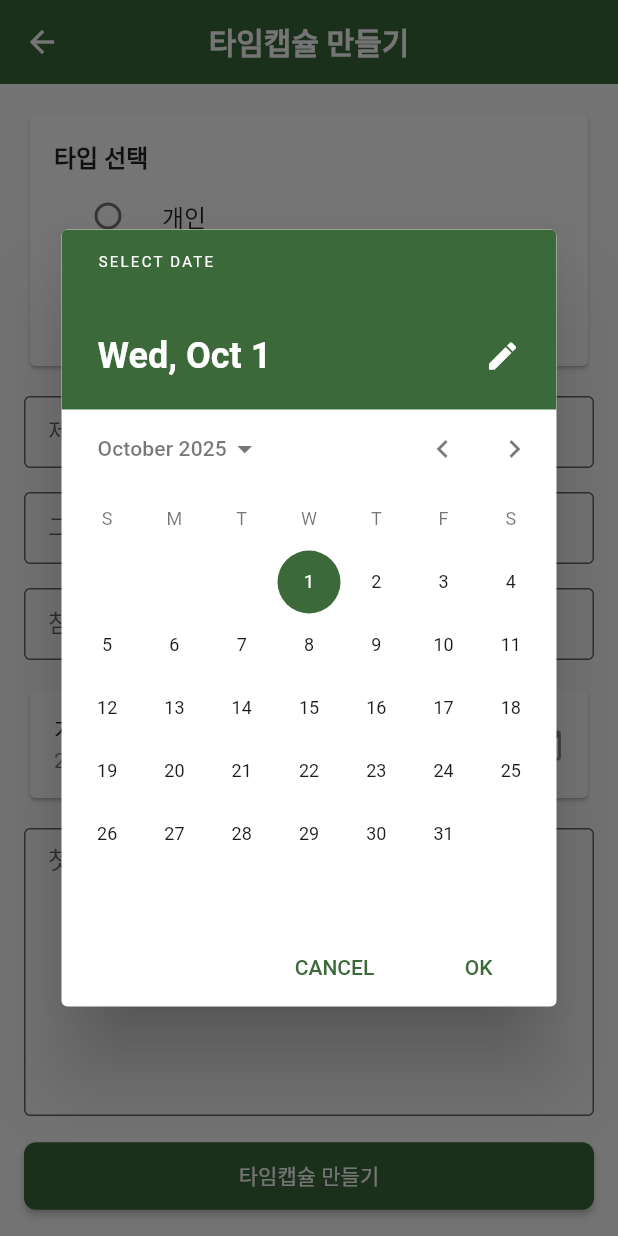
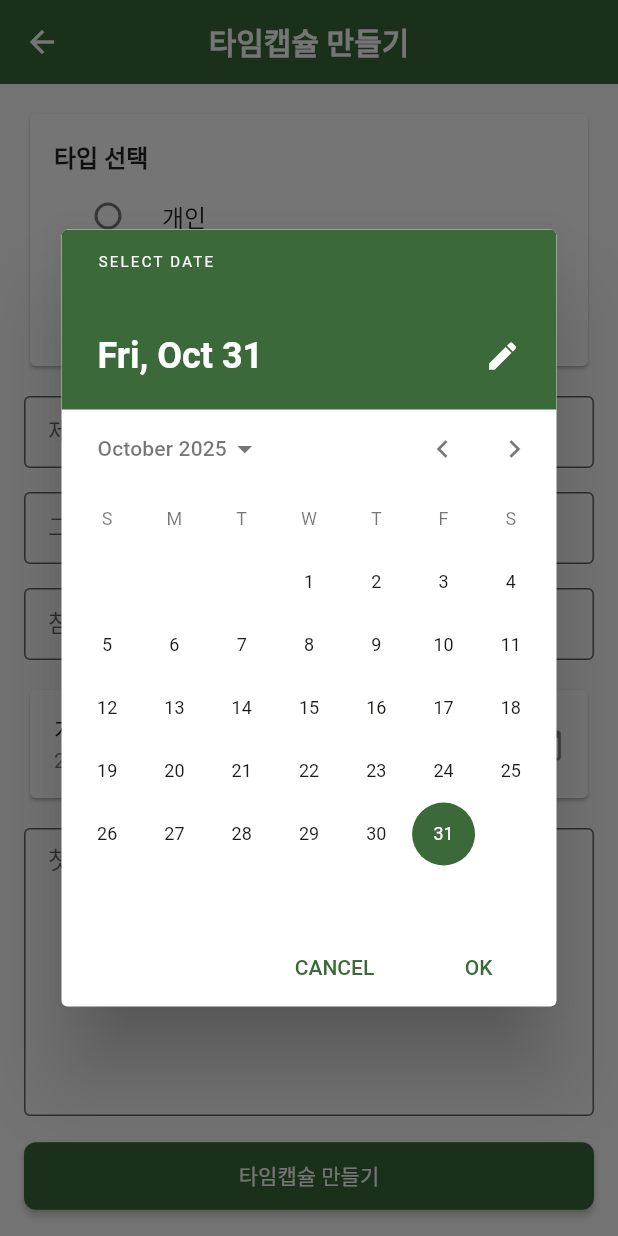
Before and after one commit to Sqaure-JE/NH-time-capsule, a Flutter app: the CreateScreen screen opened by its route, after a tap on "그룹", after a tap on "개봉 날짜", on a phone screen of 412 x 824 dp. Run offline on Flutter 3.47's test engine with Material 3 defaults, Android fonts, the phone set to English and light mode, and no system bars; our stand-ins replace image_picker, sqflite; accounts and stored records are empty.

Commit message:
Remove open button from new capsules and set open date to Oct 31

```diff
--- a/lib/presentation/screens/create/capsule_write_screen.dart
+++ b/lib/presentation/screens/create/capsule_write_screen.dart
@@ -617,12 +617,12 @@ class _BottomButtons extends StatelessWidget {
                             createdAt:
                                 capsuleInfo['createdAt'] ?? DateTime.now(),
                             openDate: capsuleInfo['openDate'] ??
-                                DateTime(2025, 10, 1),
+                                DateTime(2025, 10, 31),
                             points: capsuleInfo['points'] ?? 0,
                             isOpened: capsuleInfo['isOpened'] ?? false,
                           ),
                           'contentCount': 1,
-                          'showOpenButton': true,
+                          'showOpenButton': false,
                         };
 
                         // CapsuleCreateScreen으로 돌아가서 결과 전달
--- a/lib/presentation/screens/create/create_screen.dart
+++ b/lib/presentation/screens/create/create_screen.dart
@@ -18,7 +18,7 @@ class _CreateScreenState extends State<CreateScreen> {
   final _contentController = TextEditingController();
 
   CapsuleType _selectedType = CapsuleType.personal;
-  DateTime _selectedDate = DateTime(2025, 10, 1);
+  DateTime _selectedDate = DateTime(2025, 10, 31);
 
   @override
   void dispose() {
```
